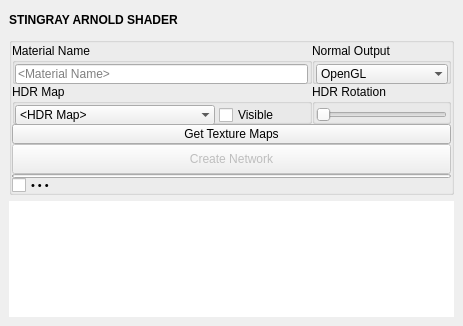
Before: the Qt Designer form mayatk/mat_utils/stingray_arnold_shader.ui in m3trik/mayatk, drawn with Qt 5.
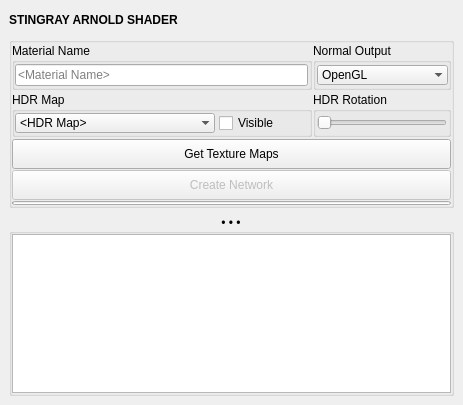
After: the same form once the commit is applied. Custom widgets are drawn as their Qt base class.

```diff
--- a/mayatk/mat_utils/stingray_arnold_shader.ui
+++ b/mayatk/mat_utils/stingray_arnold_shader.ui
@@ -10,15 +10,9 @@
     <x>0</x>
     <y>0</y>
     <width>463</width>
-    <height>326</height>
+    <height>405</height>
    </rect>
   </property>
-  <property name="minimumSize">
-   <size>
-    <width>427</width>
-    <height>175</height>
-   </size>
-  </property>
   <property name="windowTitle">
    <string>Create Shader Network</string>
   </property>
@@ -32,15 +26,9 @@
    <set>QMainWindow::AllowNestedDocks|QMainWindow::AllowTabbedDocks|QMainWindow::AnimatedDocks|QMainWindow::ForceTabbedDocks</set>
   </property>
   <widget class="QWidget" name="mainWindow">
-   <property name="minimumSize">
-    <size>
-     <width>0</width>
-     <height>215</height>
-    </size>
-   </property>
    <layout class="QVBoxLayout" name="verticalLayout">
     <item>
-     <layout class="QVBoxLayout" name="verticalLayout_3">
+     <layout class="QVBoxLayout" name="verticalLayout_1">
       <property name="spacing">
        <number>6</number>
       </property>
@@ -48,7 +36,7 @@
        <enum>QLayout::SetFixedSize</enum>
       </property>
       <item>
-       <widget class="DraggableHeader" name="draggableHeader">
+       <widget class="Header" name="header">
         <property name="minimumSize">
          <size>
           <width>0</width>
@@ -73,7 +61,7 @@
        </widget>
       </item>
       <item>
-       <widget class="QGroupBox" name="groupBox_5">
+       <widget class="QGroupBox" name="groupBox_1">
         <property name="sizePolicy">
          <sizepolicy hsizetype="Preferred" vsizetype="Fixed">
           <horstretch>0</horstretch>
@@ -83,16 +71,13 @@
         <property name="minimumSize">
          <size>
           <width>0</width>
-          <height>158</height>
+          <height>154</height>
          </size>
         </property>
         <property name="title">
          <string/>
         </property>
-        <layout class="QVBoxLayout" name="verticalLayout_4">
-         <property name="spacing">
-          <number>0</number>
-         </property>
+        <layout class="QGridLayout" name="gridLayout">
          <property name="leftMargin">
           <number>0</number>
          </property>
@@ -105,10 +90,14 @@
          <property name="bottomMargin">
           <number>0</number>
          </property>
-         <item>
-          <layout class="QGridLayout" name="gridLayout_2">
-           <item row="3" column="3">
-            <widget class="QGroupBox" name="groupBox_4">
+         <property name="horizontalSpacing">
+          <number>1</number>
+         </property>
+         <property name="verticalSpacing">
+          <number>2</number>
+         </property>
+         <item row="1" column="2">
+          <widget class="QGroupBox" name="hdr_rotation">
              <property name="minimumSize">
               <size>
                <width>0</width>
@@ -178,8 +167,96 @@
              </layout>
             </widget>
            </item>
-           <item row="1" column="3">
-            <widget class="QGroupBox" name="groupBox_1">
+         <item row="1" column="0" colspan="2">
+          <widget class="QGroupBox" name="hdr_map">
+           <property name="minimumSize">
+            <size>
+             <width>0</width>
+             <height>40</height>
+            </size>
+           </property>
+           <property name="title">
+            <string>HDR Map</string>
+           </property>
+           <layout class="QHBoxLayout" name="horizontalLayout_8">
+            <property name="spacing">
+             <number>4</number>
+            </property>
+            <property name="leftMargin">
+             <number>0</number>
+            </property>
+            <property name="topMargin">
+             <number>1</number>
+            </property>
+            <property name="rightMargin">
+             <number>1</number>
+            </property>
+            <property name="bottomMargin">
+             <number>1</number>
+            </property>
+            <item>
+             <widget class="ComboBox" name="cmb000">
+              <property name="minimumSize">
+               <size>
+                <width>200</width>
+                <height>20</height>
+               </size>
+              </property>
+              <property name="maximumSize">
+               <size>
+                <width>999</width>
+                <height>20</height>
+               </size>
+              </property>
+              <property name="toolTip">
+               <string>Select the HDR map.</string>
+              </property>
+              <property name="editable">
+               <bool>false</bool>
+              </property>
+              <property name="maxVisibleItems">
+               <number>30</number>
+              </property>
+              <property name="maxCount">
+               <number>20</number>
+              </property>
+              <property name="insertPolicy">
+               <enum>QComboBox::InsertAtTop</enum>
+              </property>
+              <property name="sizeAdjustPolicy">
+               <enum>QComboBox::AdjustToContents</enum>
+              </property>
+              <property name="frame">
+               <bool>false</bool>
+              </property>
+              <item>
+               <property name="text">
+                <string>&lt;HDR Map&gt;</string>
+               </property>
+              </item>
+             </widget>
+            </item>
+            <item>
+             <widget class="QCheckBox" name="chk000">
+              <property name="minimumSize">
+               <size>
+                <width>0</width>
+                <height>20</height>
+               </size>
+              </property>
+              <property name="toolTip">
+               <string>Set the HDR map visibility.</string>
+              </property>
+              <property name="text">
+               <string>Visible</string>
+              </property>
+             </widget>
+            </item>
+           </layout>
+          </widget>
+         </item>
+         <item row="0" column="2">
+          <widget class="QGroupBox" name="normal_output">
              <property name="minimumSize">
               <size>
                <width>0</width>
@@ -255,8 +332,8 @@
              </layout>
             </widget>
            </item>
-           <item row="1" column="0" colspan="3">
-            <widget class="QGroupBox" name="groupBox_2">
+         <item row="0" column="0" colspan="2">
+          <widget class="QGroupBox" name="material_name">
              <property name="minimumSize">
               <size>
                <width>300</width>
@@ -307,7 +384,12 @@
              </layout>
             </widget>
            </item>
-           <item row="5" column="0" colspan="4">
+         <item row="6" column="0" colspan="3">
+          <layout class="QVBoxLayout" name="verticalLayout_2">
+           <property name="spacing">
+            <number>1</number>
+           </property>
+           <item>
             <widget class="QPushButton" name="b001">
              <property name="enabled">
               <bool>true</bool>
@@ -321,7 +403,7 @@
              <property name="minimumSize">
               <size>
                <width>200</width>
-               <height>20</height>
+               <height>30</height>
               </size>
              </property>
              <property name="maximumSize">
@@ -335,7 +417,7 @@
              </property>
             </widget>
            </item>
-           <item row="8" column="0" colspan="4">
+           <item>
             <widget class="QPushButton" name="b000">
              <property name="enabled">
               <bool>false</bool>
@@ -363,114 +445,6 @@
              </property>
             </widget>
            </item>
-           <item row="3" column="0" colspan="3">
-            <widget class="QGroupBox" name="groupBox_3">
-             <property name="minimumSize">
-              <size>
-               <width>0</width>
-               <height>40</height>
-              </size>
-             </property>
-             <property name="title">
-              <string>HDR Map</string>
-             </property>
-             <layout class="QHBoxLayout" name="horizontalLayout_8">
-              <property name="spacing">
-               <number>0</number>
-              </property>
-              <property name="leftMargin">
-               <number>0</number>
-              </property>
-              <property name="topMargin">
-               <number>1</number>
-              </property>
-              <property name="rightMargin">
-               <number>1</number>
-              </property>
-              <property name="bottomMargin">
-               <number>1</number>
-              </property>
-              <item>
-               <widget class="ComboBox" name="cmb000">
-                <property name="minimumSize">
-                 <size>
-                  <width>200</width>
-                  <height>20</height>
-                 </size>
-                </property>
-                <property name="maximumSize">
-                 <size>
-                  <width>999</width>
-                  <height>20</height>
-                 </size>
-                </property>
-                <property name="toolTip">
-                 <string>Select the HDR map.</string>
-                </property>
-                <property name="editable">
-                 <bool>false</bool>
-                </property>
-                <property name="maxVisibleItems">
-                 <number>30</number>
-                </property>
-                <property name="maxCount">
-                 <number>20</number>
-                </property>
-                <property name="insertPolicy">
-                 <enum>QComboBox::InsertAtTop</enum>
-                </property>
-                <property name="sizeAdjustPolicy">
-                 <enum>QComboBox::AdjustToContents</enum>
-                </property>
-                <property name="frame">
-                 <bool>false</bool>
-                </property>
-                <item>
-                 <property name="text">
-                  <string>&lt;HDR Map&gt;</string>
-                 </property>
-                </item>
-               </widget>
-              </item>
-              <item>
-               <spacer name="horizontalSpacer">
-                <property name="orientation">
-                 <enum>Qt::Horizontal</enum>
-                </property>
-                <property name="sizeType">
-                 <enum>QSizePolicy::Fixed</enum>
-                </property>
-                <property name="sizeHint" stdset="0">
-                 <size>
-                  <width>4</width>
-                  <height>20</height>
-                 </size>
-                </property>
-               </spacer>
-              </item>
-              <item>
-               <widget class="QCheckBox" name="chk000">
-                <property name="minimumSize">
-                 <size>
-                  <width>0</width>
-                  <height>20</height>
-                 </size>
-                </property>
-                <property name="toolTip">
-                 <string>Set the HDR map visibility.</string>
-                </property>
-                <property name="text">
-                 <string>Visible</string>
-                </property>
-               </widget>
-              </item>
-             </layout>
-             <zorder>chk000</zorder>
-             <zorder>cmb000</zorder>
-            </widget>
-           </item>
-          </layout>
-         </item>
          <item>
           <widget class="QProgressBar" name="progressBar">
            <property name="minimumSize">
@@ -493,70 +467,53 @@
            </property>
           </widget>
          </item>
+          </layout>
+         </item>
+        </layout>
+       </widget>
+      </item>
          <item>
-          <widget class="CheckBox" name="toggle_expand">
-           <property name="minimumSize">
-            <size>
-             <width>0</width>
-             <height>14</height>
-            </size>
-           </property>
-           <property name="maximumSize">
-            <size>
-             <width>16777215</width>
-             <height>14</height>
-            </size>
-           </property>
-           <property name="font">
-            <font>
-             <pointsize>8</pointsize>
-            </font>
-           </property>
-           <property name="text">
+       <widget class="CollapsableGroup" name="groupBox">
+        <property name="title">
             <string>• • •</string>
            </property>
-          </widget>
-         </item>
-        </layout>
-       </widget>
-      </item>
-      <item>
-       <layout class="QVBoxLayout" name="verticalLayout_2">
-        <property name="spacing">
+        <property name="alignment">
+         <set>Qt::AlignCenter</set>
+        </property>
+        <property name="flat">
+         <bool>false</bool>
+        </property>
+        <layout class="QVBoxLayout" name="verticalLayout_5">
+         <property name="leftMargin">
+          <number>0</number>
+         </property>
+         <property name="topMargin">
+          <number>0</number>
+         </property>
+         <property name="rightMargin">
+          <number>0</number>
+         </property>
+         <property name="bottomMargin">
          <number>0</number>
         </property>
         <item>
          <widget class="QTextEdit" name="txt001">
           <property name="sizePolicy">
-           <sizepolicy hsizetype="Expanding" vsizetype="MinimumExpanding">
+            <sizepolicy hsizetype="Expanding" vsizetype="Ignored">
             <horstretch>0</horstretch>
             <verstretch>0</verstretch>
            </sizepolicy>
           </property>
-          <property name="minimumSize">
-           <size>
-            <width>0</width>
-            <height>1</height>
-           </size>
-          </property>
-          <property name="frameShape">
-           <enum>QFrame::NoFrame</enum>
-          </property>
-          <property name="frameShadow">
-           <enum>QFrame::Plain</enum>
-          </property>
           <property name="verticalScrollBarPolicy">
            <enum>Qt::ScrollBarAlwaysOff</enum>
           </property>
-          <property name="horizontalScrollBarPolicy">
-           <enum>Qt::ScrollBarAlwaysOff</enum>
-          </property>
-          <property name="readOnly">
-           <bool>true</bool>
+           <property name="sizeAdjustPolicy">
+            <enum>QAbstractScrollArea::AdjustToContents</enum>
           </property>
          </widget>
         </item>
        </layout>
+       </widget>
       </item>
      </layout>
     </item>
@@ -564,20 +521,21 @@
   </widget>
  </widget>
  <customwidgets>
+  <customwidget>
+   <class>Header</class>
+   <extends>QLabel</extends>
+   <header>uitk.widgets.header.Header.h</header>
+  </customwidget>
   <customwidget>
    <class>ComboBox</class>
    <extends>QComboBox</extends>
    <header>uitk.widgets.comboBox.ComboBox.h</header>
   </customwidget>
   <customwidget>
-   <class>DraggableHeader</class>
-   <extends>QLabel</extends>
-   <header>uitk.widgets.draggableHeader.DraggableHeader.h</header>
-  </customwidget>
-  <customwidget>
-   <class>CheckBox</class>
-   <extends>QCheckBox</extends>
-   <header>uitk.widgets.checkbox.CheckBox.h</header>
+   <class>CollapsableGroup</class>
+   <extends>QGroupBox</extends>
+   <header>uitk.widgets.collapsableGroup.CollapsableGroup.h</header>
+   <container>1</container>
   </customwidget>
  </customwidgets>
  <resources/>
```
Lines whose indentation alone changed are shown as unchanged.
